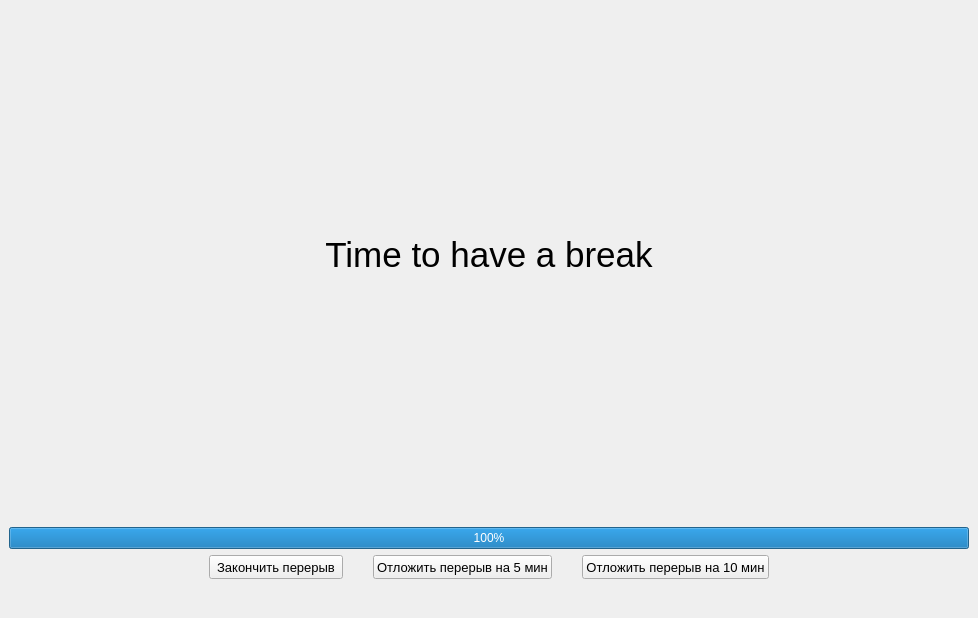
First picture: the form in src/resty/adapters/qt/ui/rest_window/rest_window.ui, repository bolanebyla/resty, before the edit.
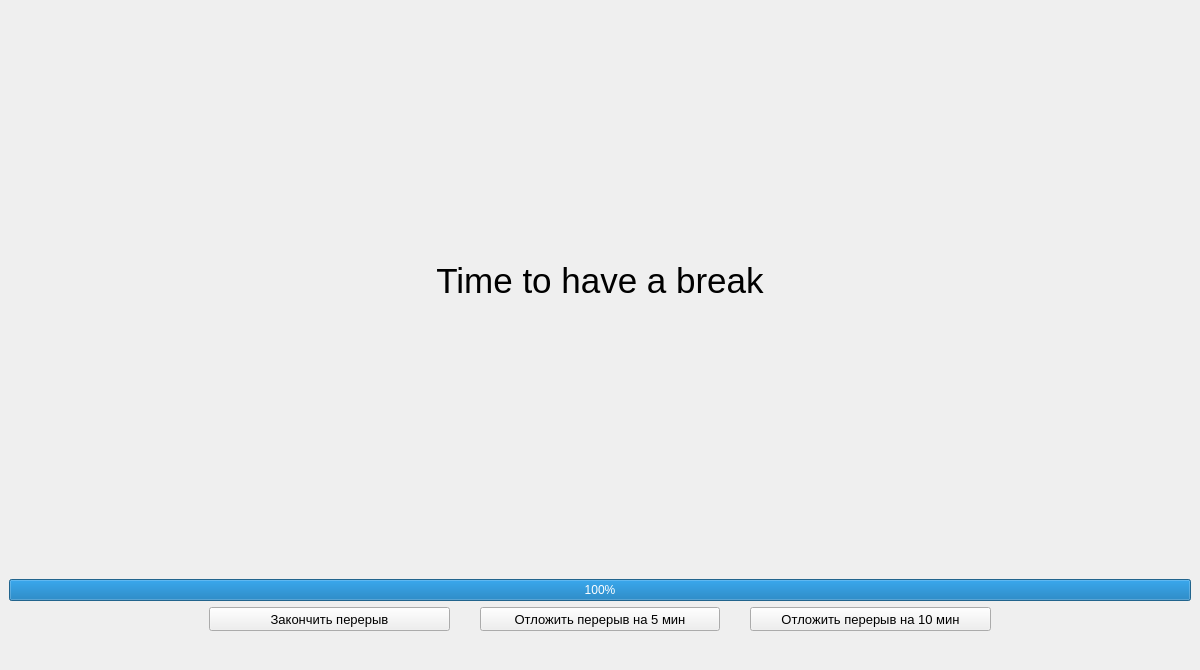
Second picture: the form after the edit.

Commit message: Изменить размер окна отдыха: 1200x670

```diff
--- a/src/resty/adapters/qt/ui/rest_window/rest_window.ui
+++ b/src/resty/adapters/qt/ui/rest_window/rest_window.ui
@@ -7,8 +7,8 @@
    <rect>
     <x>0</x>
     <y>0</y>
-    <width>978</width>
-    <height>618</height>
+    <width>1200</width>
+    <height>670</height>
    </rect>
   </property>
   <property name="maximumSize">
```
The commit also changes 1 other file.
